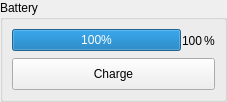
Before: the Qt Designer form ui/Battery.ui in argenortega/AUI, drawn with Qt 5.
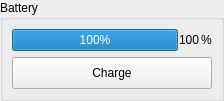
After: the same form once the commit is applied.

What changed in the file:
```diff
--- a/ui/Battery.ui
+++ b/ui/Battery.ui
@@ -6,8 +6,8 @@
    <rect>
     <x>0</x>
     <y>0</y>
-    <width>227</width>
-    <height>102</height>
+    <width>224</width>
+    <height>101</height>
    </rect>
   </property>
   <property name="windowTitle">
```
Left out of the diff: 6 changed lines with no effect on the pictures.
